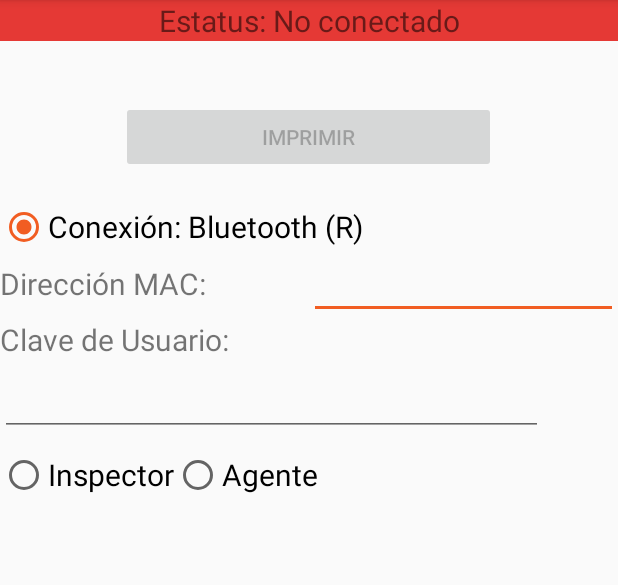
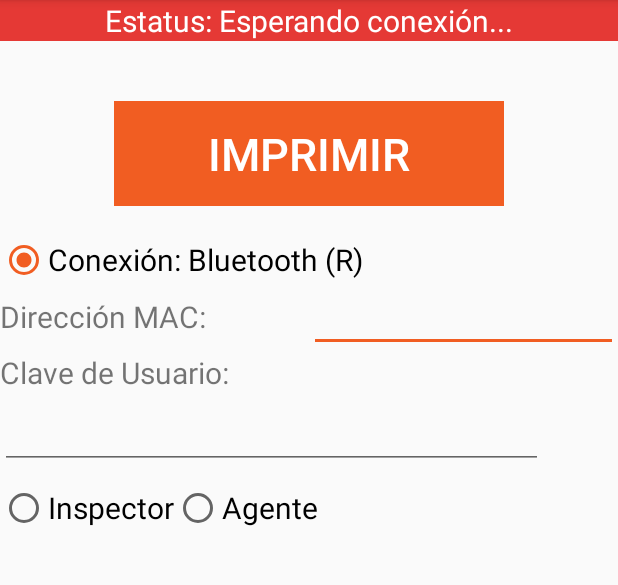
Before and after one commit to adanch22/OperGOBImpresora, an Android app: the screen it shows after launch (Connectivity), after a tap on "IMPRIMIR", on a phone screen of 412 x 824 dp, the part 84-669 px from its top. Run offline under Robolectric (Android 15) with nearby library versions, the phone set to English and light mode, and no system bars; libraries missing offline, so code that uses them is left out: com.zebra.sdk; 2 statements that could not run were skipped.

Commit message:
OperGoBImpresora 1.0.0.2 Escritorio

```diff
--- a/app/src/main/java/com/example/opergobimpresora/Connectivity.java
+++ b/app/src/main/java/com/example/opergobimpresora/Connectivity.java
@@ -70,6 +70,14 @@ public class Connectivity extends AppCompatActivity {
 
             public void onClick(View v) {
                 Toast.makeText(getApplicationContext(), URL, Toast.LENGTH_SHORT).show();
+                if (TipoTicket == 1){
+                    claveUsuarioTexto = claveUsuario.getText().toString();
+                    URL = "http://201.131.20.44/Prueba_Reynosa/TenaSD /CodeZPL/"+ claveUsuarioTexto+"/ImprimirCUC.txt";
+                }else{
+                    claveUsuarioTexto = claveUsuario.getText().toString();
+                    URL = "http://201.131.20.44/Prueba_Reynosa/MTMovil/CodeZPL/"+ claveUsuarioTexto +"/ImprimirCUC.txt";
+                }
+
                 new Thread(new Runnable() {
                     public void run() {
 
@@ -107,21 +115,13 @@ public class Connectivity extends AppCompatActivity {
                     TipoTicket = 1;
                     claveUsuarioTexto = claveUsuario.getText().toString();
                     URL = "http://201.131.20.44/Prueba_Reynosa/TenaSD /CodeZPL/"+ claveUsuarioTexto+"/ImprimirCUC.txt";
-                    Log.d("",URL);
-                    //Toast.makeText(getApplicationContext(), "ticket de comercio: " + URL, Toast.LENGTH_SHORT).show();
-                    // toggleEditField(macAddress, true);
-                   /*
-                    toggleEditField(portNumber, false);
-                    toggleEditField(ipDNSAddress, false);*/
+                    //URL = "http://138.122.99.182/TenaSD.NetEnvironment//CodeZPL/"+claveUsuarioTexto +"/ImprimirCUC.txt";
+
                 } else {
                     TipoTicket = 2;
                     claveUsuarioTexto = claveUsuario.getText().toString();
-                    URL = "http://201.131.20.44/Prueba_Reynosa/MTMovil/CodeZPL/"+ claveUsuarioTexto.replace(" ", "")+"/ImprimirCUC.txt";
-                    Log.d("",URL);
-                    //Toast.makeText(getApplicationContext(), "ticket de Transito: "+ URL, Toast.LENGTH_SHORT).show();
-                   /*  toggleEditField(portNumber, true);
-                    toggleEditField(ipDNSAddress, true);*/
-                    // toggleEditField(macAddress, false);
+                    URL = "http://201.131.20.44/Prueba_Reynosa/MTMovil/CodeZPL/"+ claveUsuarioTexto +"/ImprimirCUC.txt";
+                    //URL = "http://138.122.99.182/TenaSD.NetEnvironment//CodeZPL/"+claveUsuarioTexto +"/ImprimirCUC.txt";
                 }
             }
         });
@@ -164,6 +164,10 @@ public class Connectivity extends AppCompatActivity {
     }
     private String getMacAddressFieldText() {
         return macAddress.getText().toString();
+    }
+
+    private String getClaveUsuarioFieldText() {
+        return claveUsuario.getText().toString();
     }
 
     //Conectar con impresora
@@ -274,11 +278,17 @@ public class Connectivity extends AppCompatActivity {
             try {
                 //URLConnection conn = new URL("http://138.122.99.182/TenaSD.NetEnvironment/CodeZPL/JLCASTIL/ImprimirCUC.txt").openConnection();
                 if (TipoTicket == 1){
-                    URL = "http://201.131.20.44/Prueba_Reynosa/TenaSD/CodeZPL/"+claveUsuarioTexto +"/ImprimirCUC.txt";
+                   // String UsuarioTexto = claveUsuario.getText().toString();
+                    URL = "http://201.131.20.44/Prueba_Reynosa/TenaSD/CodeZPL/"+ getClaveUsuarioFieldText()+"/ImprimirCUC.txt";
+                    //URL = "http://201.131.20.44/Prueba_Reynosa/TenaSD/CodeZPL/"+claveUsuarioTexto +"/ImprimirCUC.txt";
+                    //URL = "http://138.122.99.182/TenaSD.NetEnvironment//CodeZPL/"+claveUsuarioTexto +"/ImprimirCUC.txt";
                    // Toast.makeText(this, "ticket de comercio", Toast.LENGTH_SHORT).show();
                 }else{
+                   // String UsuarioTexto = claveUsuario.getText().toString();
+                    URL = "http://201.131.20.44/Prueba_Reynosa/MTMovil/CodeZPL/"+ getClaveUsuarioFieldText()+"/ImprimirCUC.txt";
                     //URLConnection conn = new URL("http://201.131.20.44/Prueba_Reynosa/MTMovil/CodeZPL/c/ImprimirCUC.txt").openConnection();
-                    URL = "http://201.131.20.44/Prueba_Reynosa/MTMovil/CodeZPL/"+ claveUsuarioTexto+"/ImprimirCUC.txt";
+                    //URL = "http://201.131.20.44/Prueba_Reynosa/MTMovil/CodeZPL/"+ claveUsuarioTexto+"/ImprimirCUC.txt";
+                    //URL = "http://138.122.99.182/Nemi_SD.NetEnvironment//CodeZPL/"+claveUsuarioTexto +"/ImprimirCUC.txt";
                    // Toast.makeText(this, "ticket de Transito", Toast.LENGTH_SHORT).show() ;
                 }
 
@@ -288,11 +298,11 @@ public class Connectivity extends AppCompatActivity {
                 lectura = readStream(in);
             } catch (MalformedURLException e) {
                 Log.w("", "MALFORMED URL EXCEPTION");
-                lectura = "^XA^PON^PW400^MNN^LL%d^LH0,0^FO30,30^FR^FD"+URL + "^FS^LL30^XZ";
+                lectura = "^XA^PON^PW400^MNN^LL%d^LH0,0^CF0,20^FO30,30^FR^FD"+URL + "^FS^LL30^XZ";
             } catch (IOException e) {
                 Log.w(e.getMessage(), e);
                 //lectura = "^XA^PON^PW400^MNN^LL%d^LH0,0^FO30,30^FR^FDError de Lectura..^FS^LL30^XZ";
-                lectura = "^XA^PON^PW400^MNN^LL%d^LH0,0^FO30,30^FR^FD"+URL + "^FS^LL30^XZ";
+                lectura = "^XA^PON^PW400^MNN^LL%d^LH0,0^CF0,20^FO30,30^FR^FD"+URL + "^FS^LL30^XZ";
             }
 /*
             FileInputStream fileInputStream = null;
--- a/app/src/main/res/layout/activity_connectivity.xml
+++ b/app/src/main/res/layout/activity_connectivity.xml
@@ -17,7 +17,8 @@
             android:id="@+id/statusText"
             android:layout_width="fill_parent"
             android:layout_height="wrap_content"
-            android:text="Estatus: No conectado"
+            android:text="Estatus: Esperando conexión..."
+            android:textColor="#ffff"
             android:layout_centerHorizontal="true"
             android:gravity="center_horizontal"
             android:background="@color/colorRed"
@@ -25,10 +26,14 @@
 
         <Button
             android:id="@+id/testButton"
-            android:layout_width="250dp"
-            android:layout_height="wrap_content"
+            android:layout_width="260dp"
+            android:layout_height="70dp"
             android:layout_gravity="center_horizontal"
             android:layout_marginTop="40dp"
+            android:background="@color/colorPrimary"
+            android:elevation="20dp"
+            android:textColor="#ffff"
+            android:textSize="30dp"
             android:text="Imprimir"
             />
         <RadioGroup
```
